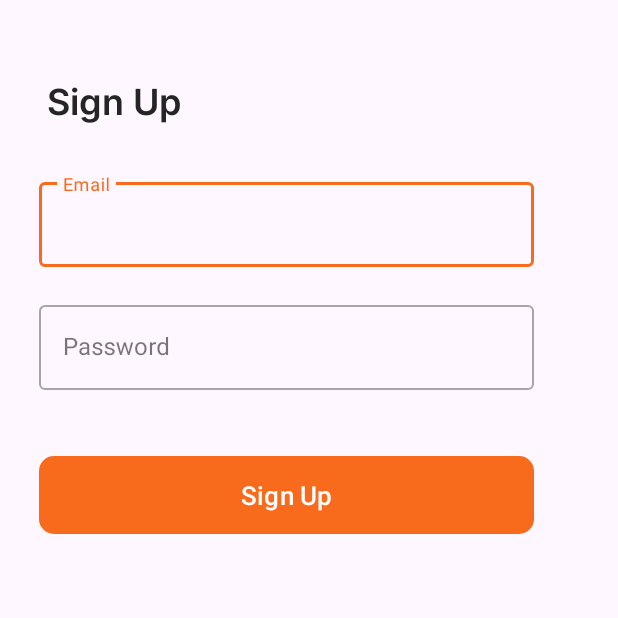
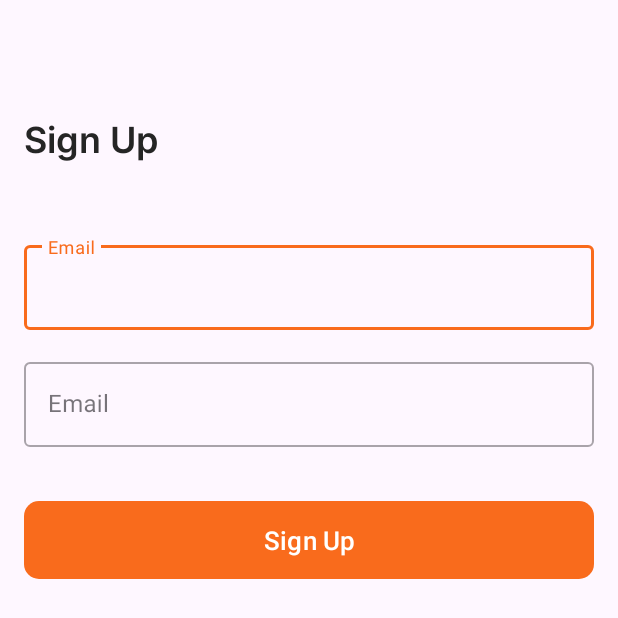
Before and after one commit to hngx-org/Curation-AI, an Android app: the fragment EmailAuthScreen shown on its own in the app's theme, on a phone screen of 412 x 824 dp. Shown: the top 618 px of the screen. Run offline under Robolectric (Android 15) with nearby library versions, the phone set to English and light mode, and no system bars.

Commit message:
improved_ui

```diff
--- a/app/src/main/res/layout/fragment_email_auth_screen.xml
+++ b/app/src/main/res/layout/fragment_email_auth_screen.xml
@@ -6,79 +6,12 @@
     android:layout_height="match_parent"
     tools:context=".EmailAuthScreen">
 
-    <LinearLayout
-        android:id="@+id/linearLayout"
-        android:layout_width="match_parent"
-        android:layout_height="wrap_content"
-        android:layout_marginStart="10dp"
-        android:layout_marginTop="100dp"
-        android:layout_marginEnd="10dp"
-        android:orientation="vertical"
-        android:padding="16dp"
-        app:layout_constraintEnd_toEndOf="parent"
-        app:layout_constraintStart_toStartOf="parent"
-        app:layout_constraintTop_toTopOf="parent">
-
-
-        <com.google.android.material.textfield.TextInputLayout
-            android:id="@+id/dateLayout"
-            style="@style/Widget.MaterialComponents.TextInputLayout.OutlinedBox"
-            android:layout_width="match_parent"
-            android:layout_height="wrap_content"
-            android:hint="Email"
-            android:paddingBottom="20dp"
-            tools:layout_editor_absoluteX="0dp"
-            tools:layout_editor_absoluteY="236dp">
-
-            <com.google.android.material.textfield.TextInputEditText
-                android:id="@+id/editTextName"
-                android:layout_width="330dp"
-                android:layout_height="wrap_content"
-                android:inputType="textEmailAddress"
-                android:maxLines="1" />
-        </com.google.android.material.textfield.TextInputLayout>
-
-        <com.google.android.material.textfield.TextInputLayout
-            android:id="@+id/timeLayout"
-            style="@style/Widget.MaterialComponents.TextInputLayout.OutlinedBox"
-            android:layout_width="match_parent"
-            android:layout_height="wrap_content"
-            android:hint="Password"
-            android:paddingBottom="20dp"
-            tools:layout_editor_absoluteX="0dp"
-            tools:layout_editor_absoluteY="143dp">
-
-            <com.google.android.material.textfield.TextInputEditText
-                android:id="@+id/editTextRole"
-                android:layout_width="330dp"
-                android:layout_height="wrap_content"
-                android:inputType="textPassword"
-                android:maxLines="1" />
-
-        </com.google.android.material.textfield.TextInputLayout>
-
-
-    </LinearLayout>
-
-    <Button
-        android:id="@+id/button2"
-        android:layout_width="330dp"
-        android:layout_height="60dp"
-        android:layout_marginStart="26dp"
-        android:layout_marginTop="4dp"
-        android:layout_weight="1"
-        android:text="@string/sign_up"
-        android:textSize="17dp"
-        app:cornerRadius="10dp"
-        app:layout_constraintStart_toStartOf="parent"
-        app:layout_constraintTop_toBottomOf="@+id/linearLayout" />
-
     <TextView
-        android:id="@+id/textView5"
+        android:id="@+id/signup_tv"
         android:layout_width="wrap_content"
         android:layout_height="wrap_content"
-        android:layout_marginStart="31dp"
-        android:layout_marginTop="50dp"
+        android:layout_marginStart="16dp"
+        android:layout_marginTop="75dp"
         android:fontFamily="@font/inter_semibold"
         android:text="@string/sign_up"
         android:textColor="#252525"
@@ -87,4 +20,65 @@
         app:layout_constraintTop_toTopOf="parent" />
 
 
+    <com.google.android.material.textfield.TextInputLayout
+        android:id="@+id/email_il"
+        style="@style/Widget.MaterialComponents.TextInputLayout.OutlinedBox"
+        android:layout_width="match_parent"
+        android:layout_height="wrap_content"
+        android:layout_marginStart="16dp"
+        android:layout_marginTop="48dp"
+        android:layout_marginEnd="16dp"
+        android:hint="Email"
+        app:layout_constraintEnd_toEndOf="parent"
+        app:layout_constraintStart_toStartOf="parent"
+        app:layout_constraintTop_toBottomOf="@+id/signup_tv">
+
+        <com.google.android.material.textfield.TextInputEditText
+            android:id="@+id/editTextEmail"
+            android:layout_width="match_parent"
+            android:layout_height="wrap_content"
+            android:inputType="textEmailAddress"
+            android:maxLines="1" />
+    </com.google.android.material.textfield.TextInputLayout>
+
+    <com.google.android.material.textfield.TextInputLayout
+        android:id="@+id/password_input_layout"
+        style="@style/Widget.MaterialComponents.TextInputLayout.OutlinedBox"
+        android:layout_width="match_parent"
+        android:layout_height="wrap_content"
+        android:layout_marginStart="16dp"
+        android:layout_marginTop="16dp"
+        android:layout_marginEnd="16dp"
+        android:hint="Email"
+        app:layout_constraintEnd_toEndOf="parent"
+        app:layout_constraintStart_toStartOf="parent"
+        app:layout_constraintTop_toBottomOf="@+id/email_il">
+
+        <com.google.android.material.textfield.TextInputEditText
+            android:id="@+id/editTextPassword"
+            android:layout_width="match_parent"
+            android:layout_height="wrap_content"
+            android:inputType="textEmailAddress"
+            android:maxLines="1" />
+    </com.google.android.material.textfield.TextInputLayout>
+
+
+    <Button
+        android:id="@+id/sign_up_btn"
+        android:layout_width="match_parent"
+        android:layout_height="60dp"
+        android:layout_marginStart="16dp"
+        android:layout_marginTop="32dp"
+        android:layout_marginEnd="16dp"
+        android:layout_weight="1"
+        android:text="@string/sign_up"
+        android:textSize="17sp"
+        app:cornerRadius="10dp"
+        app:layout_constraintEnd_toEndOf="parent"
+        app:layout_constraintStart_toStartOf="parent"
+        app:layout_constraintTop_toBottomOf="@+id/password_input_layout" />
+
+
+
+
 </androidx.constraintlayout.widget.ConstraintLayout>
```
Also changed, not shown: app/src/main/res/layout/fragment_onboarding_screen.xml (+15 -9 lines), app/src/main/res/layout/fragment_signin_screen.xml (+37 -21 lines).
